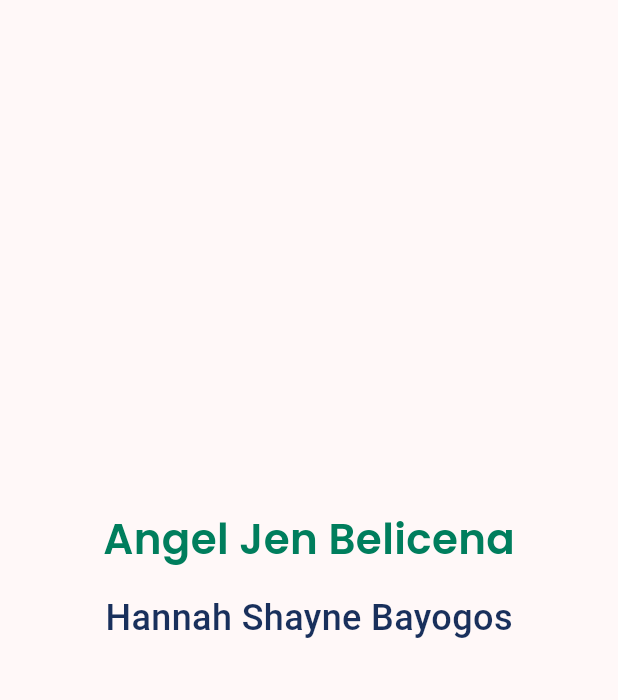
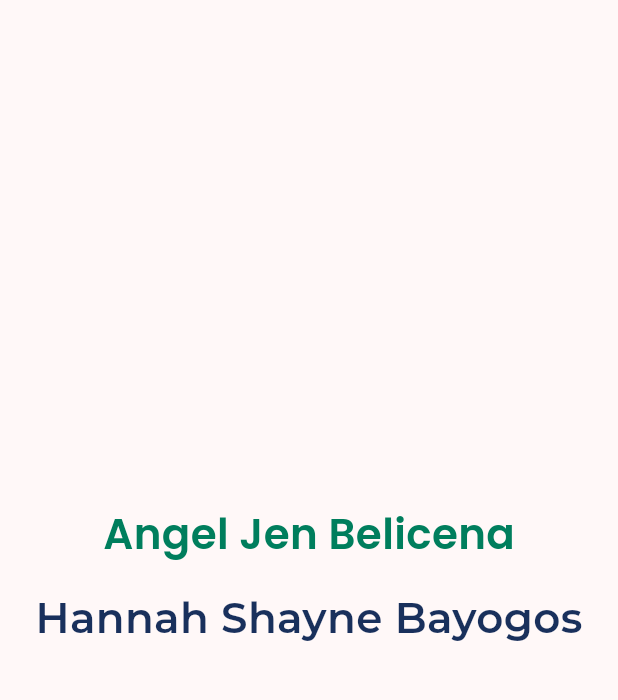
Before and after one commit to ajbelicena01/it3120-lab6, a Flutter app: the screen it shows after launch, on a phone screen of 412 x 824 dp, the part 84-784 px from its top. Run offline on Flutter 3.47's test engine with Material 3 defaults, Android fonts, the phone set to English and light mode, and no system bars; our stand-ins replace google_fonts; Roboto replaces fonts that are missing (bebas).

Commit message:
Added Google Fonts. Added name. Changed font style & color

```diff
--- a/lib/main.dart
+++ b/lib/main.dart
@@ -1,4 +1,5 @@
 import 'package:flutter/material.dart';
+import 'package:google_fonts/google_fonts.dart';
 
 void main() {
   runApp(const MyApp());
@@ -37,27 +38,25 @@
         backgroundColor: Theme.of(context).colorScheme.inversePrimary,
         title: Text(widget.title),
       ),
-        body: const Center(
+      body: Center(
         child: Column(
           mainAxisAlignment: MainAxisAlignment.center, // centers vertically
           children: [
             Text(
               'Angel Jen Belicena',
-                style: TextStyle(
-                  color: Color(0xFF007e5d),
-                  fontFamily: 'poppins',
+              style: GoogleFonts.poppins(
+                color: const Color(0xFF007e5d),
                 fontSize: 28,
                 fontWeight: FontWeight.w600,
               ),
             ),
-              SizedBox(height: 16),
+            const SizedBox(height: 16),
             Text(
               'Hannah Shayne Bayogos',
-                style: TextStyle(
-                  color: Color(0xFF19305C),
-                  fontFamily: 'bebas',
-                  fontSize: 24,
-                  fontWeight: FontWeight.w500,
+              style: GoogleFonts.montserrat(
+                color: const Color(0xFF19305C),
+                fontSize: 28,
+                fontWeight: FontWeight.w600,
               ),
             ),
           ],
```
Also changed, not shown: pubspec.yaml (+6 -8 lines), assets/fonts/bebas.ttf (added), assets/fonts/poppins.ttf (added), pubspec.lock, 5 other files. Lines whose indentation alone changed are shown as unchanged.
